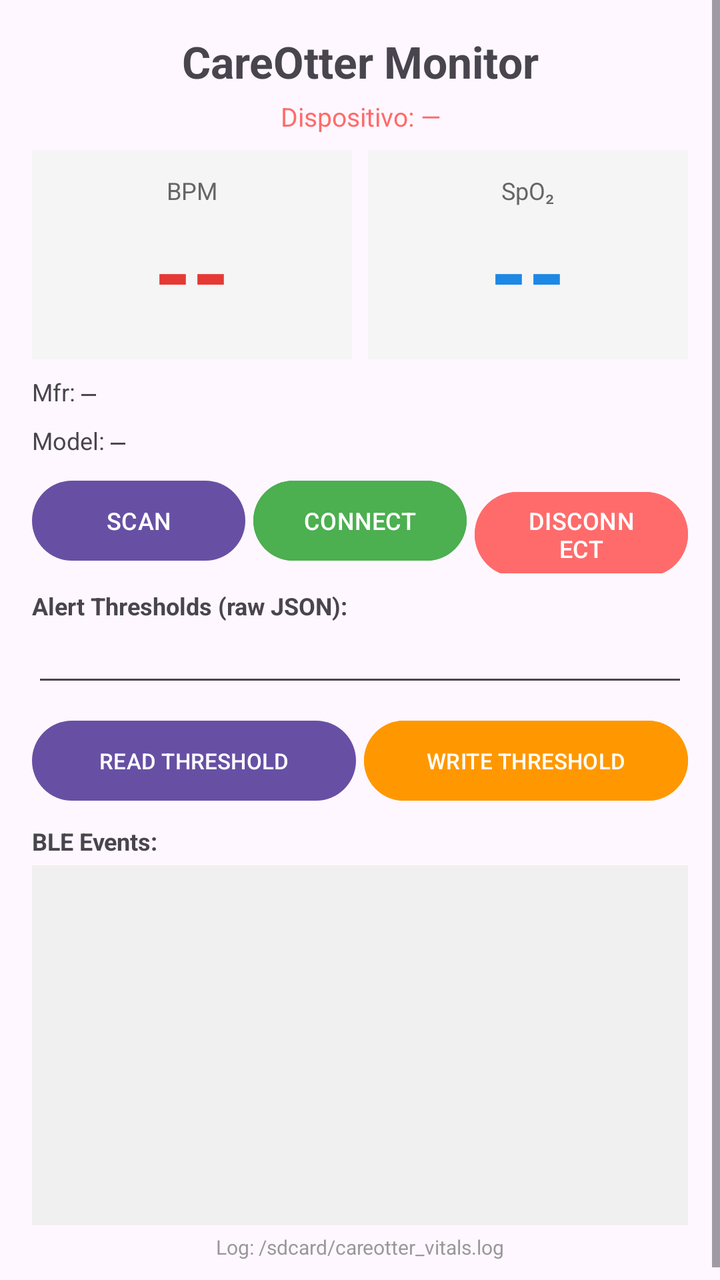
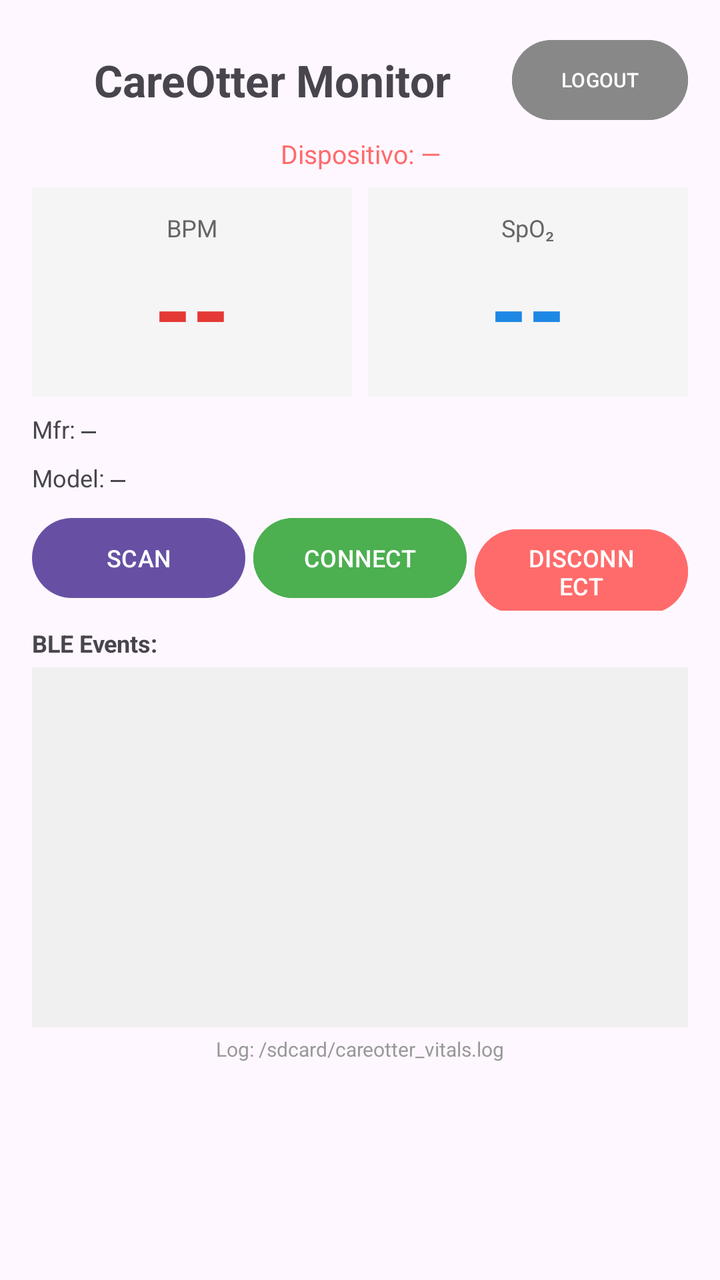

The first picture is an Android layout as it rendered before a commit; the second is the same layout after the commit. The layout source and the unified diff follow.
<!-- AndroidManifest.xml: application theme Theme.Careotter_app -->
<!-- res/layout/activity_main.xml -->
<?xml version="1.0" encoding="utf-8"?>
<ScrollView xmlns:android="http://schemas.android.com/apk/res/android"
    android:layout_width="match_parent"
    android:layout_height="match_parent"
    android:fillViewport="true">

    <LinearLayout
        android:layout_width="match_parent"
        android:layout_height="wrap_content"
        android:orientation="vertical"
        android:padding="16dp">

        
        <TextView
            android:layout_width="match_parent"
            android:layout_height="wrap_content"
            android:text="CareOtter Monitor"
            android:textSize="22sp"
            android:textStyle="bold"
            android:gravity="center"
            android:paddingBottom="4dp" />

        
        <TextView
            android:id="@+id/tvAlertBanner"
            android:layout_width="match_parent"
            android:layout_height="wrap_content"
            android:text="⚠ ALERT"
            android:textColor="#FFFFFF"
            android:background="#CC0000"
            android:textStyle="bold"
            android:textSize="16sp"
            android:gravity="center"
            android:padding="10dp"
            android:layout_marginBottom="8dp"
            android:visibility="gone" />

        
        <TextView
            android:id="@+id/tvDeviceName"
            android:layout_width="match_parent"
            android:layout_height="wrap_content"
            android:text="Dispositivo: —"
            android:textColor="#FF6B6B"
            android:textSize="13sp"
            android:gravity="center"
            android:paddingBottom="8dp" />

        
        <LinearLayout
            android:layout_width="match_parent"
            android:layout_height="wrap_content"
            android:orientation="horizontal"
            android:layout_marginBottom="8dp">

            <LinearLayout
                android:layout_width="0dp"
                android:layout_height="wrap_content"
                android:layout_weight="1"
                android:orientation="vertical"
                android:gravity="center"
                android:background="#F5F5F5"
                android:padding="12dp"
                android:layout_marginEnd="4dp">
                <TextView
                    android:layout_width="wrap_content"
                    android:layout_height="wrap_content"
                    android:text="BPM"
                    android:textSize="12sp"
                    android:textColor="#666666" />
                <TextView
                    android:id="@+id/tvBpm"
                    android:layout_width="wrap_content"
                    android:layout_height="wrap_content"
                    android:text="--"
                    android:textSize="48sp"
                    android:textStyle="bold"
                    android:textColor="#E53935" />
            </LinearLayout>

            <LinearLayout
                android:layout_width="0dp"
                android:layout_height="wrap_content"
                android:layout_weight="1"
                android:orientation="vertical"
                android:gravity="center"
                android:background="#F5F5F5"
                android:padding="12dp"
                android:layout_marginStart="4dp">
                <TextView
                    android:layout_width="wrap_content"
                    android:layout_height="wrap_content"
                    android:text="SpO₂"
                    android:textSize="12sp"
                    android:textColor="#666666" />
                <TextView
                    android:id="@+id/tvSpo2"
                    android:layout_width="wrap_content"
                    android:layout_height="wrap_content"
                    android:text="--"
                    android:textSize="48sp"
                    android:textStyle="bold"
                    android:textColor="#1E88E5" />
            </LinearLayout>
        </LinearLayout>

        
        <LinearLayout
            android:layout_width="match_parent"
            android:layout_height="wrap_content"
            android:orientation="horizontal"
            android:layout_marginBottom="8dp">
            <TextView
                android:layout_width="wrap_content"
                android:layout_height="wrap_content"
                android:text="Mfr: "
                android:textSize="12sp" />
            <TextView
                android:id="@+id/tvManufacturer"
                android:layout_width="0dp"
                android:layout_height="wrap_content"
                android:layout_weight="1"
                android:text="—"
                android:textSize="12sp"
                android:fontFamily="monospace" />
        </LinearLayout>

        <LinearLayout
            android:layout_width="match_parent"
            android:layout_height="wrap_content"
            android:orientation="horizontal"
            android:layout_marginBottom="8dp">
            <TextView
                android:layout_width="wrap_content"
                android:layout_height="wrap_content"
                android:text="Model: "
                android:textSize="12sp" />
            <TextView
                android:id="@+id/tvModel"
                android:layout_width="0dp"
                android:layout_height="wrap_content"
                android:layout_weight="1"
                android:text="—"
                android:textSize="12sp"
                android:fontFamily="monospace" />
        </LinearLayout>

        
        <LinearLayout
            android:layout_width="match_parent"
            android:layout_height="wrap_content"
            android:orientation="horizontal"
            android:layout_marginBottom="8dp">

            <Button
                android:id="@+id/btnScan"
                android:layout_width="0dp"
                android:layout_height="wrap_content"
                android:layout_weight="1"
                android:layout_marginEnd="4dp"
                android:text="SCAN"
                android:textSize="12sp" />

            <Button
                android:id="@+id/btnConnect"
                android:layout_width="0dp"
                android:layout_height="wrap_content"
                android:layout_weight="1"
                android:layout_marginEnd="4dp"
                android:text="CONNECT"
                android:backgroundTint="#4CAF50"
                android:textSize="12sp" />

            <Button
                android:id="@+id/btnDisconnect"
                android:layout_width="0dp"
                android:layout_height="wrap_content"
                android:layout_weight="1"
                android:text="DISCONNECT"
                android:backgroundTint="#FF6B6B"
                android:textSize="12sp" />
        </LinearLayout>

        
        <TextView
            android:layout_width="match_parent"
            android:layout_height="wrap_content"
            android:text="Alert Thresholds (raw JSON):"
            android:textSize="12sp"
            android:textStyle="bold"
            android:paddingBottom="4dp" />

        <EditText
            android:id="@+id/etThresholdJson"
            android:layout_width="match_parent"
            android:layout_height="wrap_content"
            android:fontFamily="monospace"
            android:textSize="12sp"
            android:layout_marginBottom="8dp" />

        <LinearLayout
            android:layout_width="match_parent"
            android:layout_height="wrap_content"
            android:orientation="horizontal"
            android:layout_marginBottom="8dp">

            <Button
                android:id="@+id/btnReadThreshold"
                android:layout_width="0dp"
                android:layout_height="wrap_content"
                android:layout_weight="1"
                android:layout_marginEnd="4dp"
                android:text="READ THRESHOLD"
                android:textSize="11sp" />

            <Button
                android:id="@+id/btnWriteThreshold"
                android:layout_width="0dp"
                android:layout_height="wrap_content"
                android:layout_weight="1"
                android:text="WRITE THRESHOLD"
                android:backgroundTint="#FF9800"
                android:textSize="11sp" />
        </LinearLayout>

        
        <TextView
            android:layout_width="match_parent"
            android:layout_height="wrap_content"
            android:text="BLE Events:"
            android:textStyle="bold"
            android:textSize="12sp"
            android:paddingBottom="4dp" />

        <ScrollView
            android:id="@+id/scrollOutput"
            android:layout_width="match_parent"
            android:layout_height="180dp"
            android:background="#F0F0F0"
            android:padding="6dp">
            <TextView
                android:id="@+id/tvOutput"
                android:layout_width="match_parent"
                android:layout_height="wrap_content"
                android:fontFamily="monospace"
                android:textSize="10sp"
                android:text="" />
        </ScrollView>

        <TextView
            android:layout_width="match_parent"
            android:layout_height="wrap_content"
            android:text="Log: /sdcard/careotter_vitals.log"
            android:textSize="10sp"
            android:textColor="#999"
            android:gravity="center"
            android:paddingTop="4dp" />

    </LinearLayout>
</ScrollView>
<!-- resources referenced by this layout -->
<resources>
  <style name="Theme.Careotter_app" parent="Base.Theme.Careotter_app" />
  <style name="Base.Theme.Careotter_app" parent="Theme.Material3.DayNight.NoActionBar">
          
          
      </style>
</resources>

<!-- the commit's change to res/layout/activity_main.xml (unified diff, before → after) -->
@@ -11,14 +11,31 @@
         android:padding="16dp">
 
         
-        <TextView
-            android:layout_width="match_parent"
-            android:layout_height="wrap_content"
-            android:text="CareOtter Monitor"
-            android:textSize="22sp"
-            android:textStyle="bold"
-            android:gravity="center"
-            android:paddingBottom="4dp" />
+        <LinearLayout
+            android:layout_width="match_parent"
+            android:layout_height="wrap_content"
+            android:orientation="horizontal"
+            android:gravity="center_vertical"
+            android:paddingBottom="4dp">
+
+            <TextView
+                android:id="@+id/tvTitle"
+                android:layout_width="0dp"
+                android:layout_height="wrap_content"
+                android:layout_weight="1"
+                android:text="CareOtter Monitor"
+                android:textSize="22sp"
+                android:textStyle="bold"
+                android:gravity="center" />
+
+            <Button
+                android:id="@+id/btnLogout"
+                android:layout_width="wrap_content"
+                android:layout_height="wrap_content"
+                android:text="LOGOUT"
+                android:textSize="10sp"
+                android:backgroundTint="#888888" />
+        </LinearLayout>
 
         
         <TextView
@@ -182,45 +199,54 @@
         </LinearLayout>
 
         
-        <TextView
-            android:layout_width="match_parent"
-            android:layout_height="wrap_content"
-            android:text="Alert Thresholds (raw JSON):"
-            android:textSize="12sp"
-            android:textStyle="bold"
-            android:paddingBottom="4dp" />
-
-        <EditText
-            android:id="@+id/etThresholdJson"
-            android:layout_width="match_parent"
-            android:layout_height="wrap_content"
-            android:fontFamily="monospace"
-            android:textSize="12sp"
-            android:layout_marginBottom="8dp" />
-
-        <LinearLayout
-            android:layout_width="match_parent"
-            android:layout_height="wrap_content"
-            android:orientation="horizontal"
-            android:layout_marginBottom="8dp">
-
-            <Button
-                android:id="@+id/btnReadThreshold"
-                android:layout_width="0dp"
-                android:layout_height="wrap_content"
-                android:layout_weight="1"
-                android:layout_marginEnd="4dp"
-                android:text="READ THRESHOLD"
-                android:textSize="11sp" />
-
-            <Button
-                android:id="@+id/btnWriteThreshold"
-                android:layout_width="0dp"
-                android:layout_height="wrap_content"
-                android:layout_weight="1"
-                android:text="WRITE THRESHOLD"
-                android:backgroundTint="#FF9800"
-                android:textSize="11sp" />
+        <LinearLayout
+            android:id="@+id/diagnosticPanel"
+            android:layout_width="match_parent"
+            android:layout_height="wrap_content"
+            android:orientation="vertical"
+            android:visibility="gone">
+
+            <TextView
+                android:layout_width="match_parent"
+                android:layout_height="wrap_content"
+                android:text="[DIAG] Alert Thresholds (raw JSON):"
+                android:textSize="12sp"
+                android:textStyle="bold"
+                android:textColor="#FF6B00"
+                android:paddingBottom="4dp" />
+
+            <EditText
+                android:id="@+id/etThresholdJson"
+                android:layout_width="match_parent"
+                android:layout_height="wrap_content"
+                android:fontFamily="monospace"
+                android:textSize="12sp"
+                android:layout_marginBottom="8dp" />
+
+            <LinearLayout
+                android:layout_width="match_parent"
+                android:layout_height="wrap_content"
+                android:orientation="horizontal"
+                android:layout_marginBottom="8dp">
+
+                <Button
+                    android:id="@+id/btnReadThreshold"
+                    android:layout_width="0dp"
+                    android:layout_height="wrap_content"
+                    android:layout_weight="1"
+                    android:layout_marginEnd="4dp"
+                    android:text="READ THRESHOLD"
+                    android:textSize="11sp" />
+
+                <Button
+                    android:id="@+id/btnWriteThreshold"
+                    android:layout_width="0dp"
+                    android:layout_height="wrap_content"
+                    android:layout_weight="1"
+                    android:text="WRITE THRESHOLD"
+                    android:backgroundTint="#FF9800"
+                    android:textSize="11sp" />
+            </LinearLayout>
         </LinearLayout>
 
         
